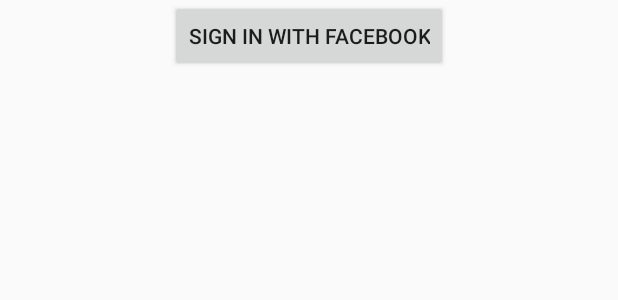
After one commit to fj-castor/PeaceCorpsTinder, an Android app: the layout activity_login.xml on its own in the app's theme, with its tools: preview values and no code run, on a phone screen of 412 x 824 dp. The commit adds this screen. Shown: the top 300 px of the screen. Run offline under Robolectric (Android 15) with nearby library versions, the phone set to English and light mode, and no system bars.

Commit message:
Add Facebook login

```diff
--- /dev/null
+++ b/app/src/main/res/layout/activity_login.xml
@@ -0,0 +1,13 @@
+<?xml version="1.0" encoding="utf-8"?>
+
+<LinearLayout xmlns:android="http://schemas.android.com/apk/res/android"
+    android:orientation="vertical" android:layout_width="match_parent"
+    android:layout_height="match_parent">
+
+    <Button
+        android:layout_width="wrap_content"
+        android:layout_height="wrap_content"
+        android:text="Sign In with Facebook"
+        android:id="@+id/signInButton"
+        android:layout_gravity="center_horizontal" />
+</LinearLayout>
--- a/app/src/main/res/values/strings.xml
+++ b/app/src/main/res/values/strings.xml
@@ -7,5 +7,6 @@
     <string name="title_section3">Section 3</string>
     <string name="hello_world">Hello world!</string>
     <string name="action_settings">Settings</string>
+    <string name="facebook_app_id">779619942121617</string>
 
 </resources>
```
Also changed, not shown: app/src/main/AndroidManifest.xml (+6 -1 lines), app/src/main/java/com/blueoxfords/peacecorpstinder/Constants.java (added, +21 -0 lines), app/src/main/java/com/blueoxfords/peacecorpstinder/LoginActivity.java (added, +86 -0 lines), app/src/main/java/com/blueoxfords/peacecorpstinder/MainActivity.java (+13 -0 lines).
